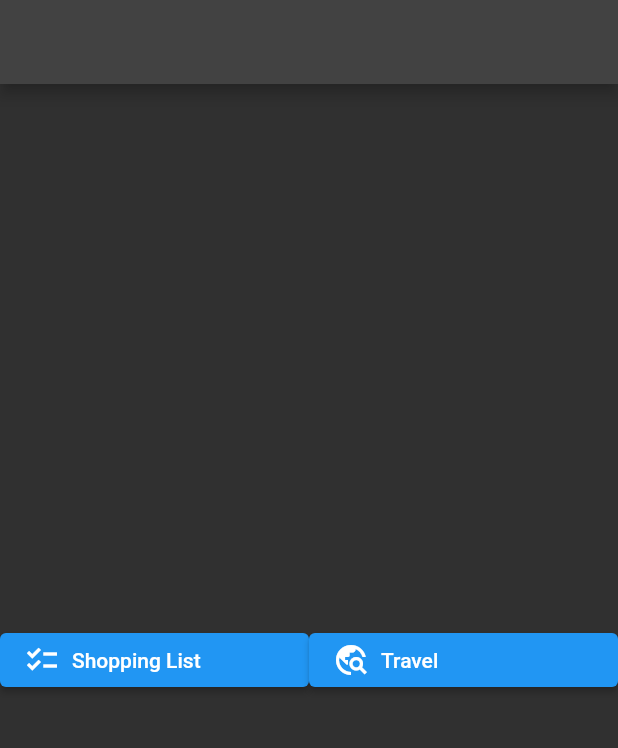
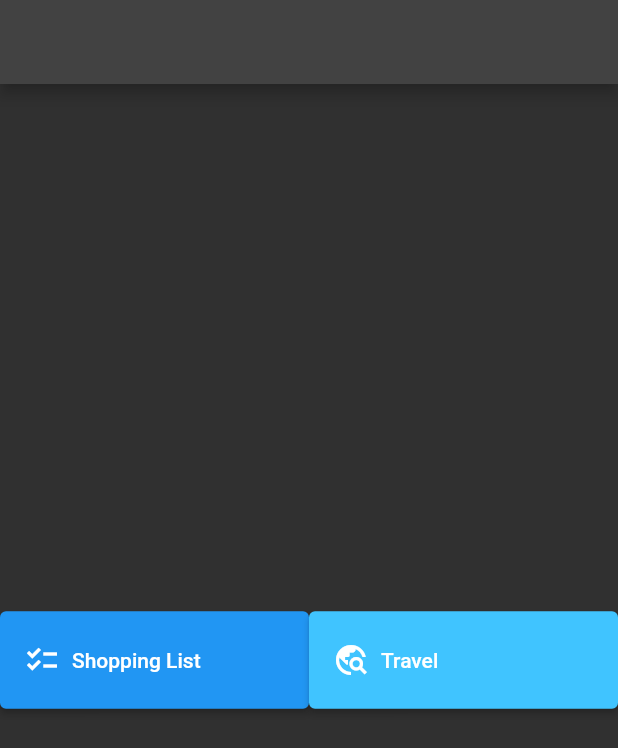
Before and after one commit to gulsenkeskin/layouts-demo, a Flutter app: the screen it shows after launch, on a phone screen of 412 x 824 dp. Shown: the top 748 px of the screen. Run offline on Flutter 3.47's test engine with Material 2 defaults, Android fonts, the phone set to English and light mode, and no system bars; Roboto replaces fonts that are missing (Georgia).

Commit message:
Update main.dart

```diff
--- a/lib/main.dart
+++ b/lib/main.dart
@@ -2,7 +2,6 @@ import 'package:flutter/cupertino.dart';
 import 'package:flutter/material.dart';
 import 'package:layouts_demo/screens/layout_demo.dart';
 import 'package:layouts_demo/screens/shopping_list.dart';
-
 
 void main() {
   runApp(const MaterialApp(
@@ -20,10 +19,7 @@ class MyApp extends StatefulWidget {
 class _MyAppState extends State<MyApp> {
   @override
   Widget build(BuildContext context) {
-    const appName = 'My Mix App';
-
     return MaterialApp(
-      title: appName,
         theme: ThemeData(
           brightness: Brightness.dark,
           primaryColor: Colors.lightBlue[800],
@@ -39,16 +35,14 @@ class _MyAppState extends State<MyApp> {
             title: Text(""),
           ),
           body: buildBody(context),
-      )
-    );
+        ));
   }
-
-
 
   buildBody(BuildContext context) {
     return Column(
       children: [
-        Expanded(child: Row(children: [
+        Expanded(
+            child: Row(children: [
           shoppingListButton(context),
           layoutDemoButton(context),
         ])),
@@ -61,10 +55,14 @@ class _MyAppState extends State<MyApp> {
       fit: FlexFit.tight,
       flex: 1,
       child: ElevatedButton(
+        style: ElevatedButton.styleFrom(
+            primary: Colors.blue, // background
+            onPrimary: Colors.white, // foreground
+            minimumSize: const Size(0, 65)),
         child: Row(
           children: <Widget>[
             Icon(
-              Icons.checklist  ,
+              Icons.checklist,
               color: Colors.white,
             ),
             SizedBox(
@@ -94,10 +92,15 @@ class _MyAppState extends State<MyApp> {
       fit: FlexFit.tight,
       flex: 1,
       child: ElevatedButton(
+        style: ElevatedButton.styleFrom(
+            primary: Colors.lightBlueAccent, // background
+            onPrimary: Colors.white, // foreground
+            minimumSize: const Size(0, 65)
+        ),
         child: Row(
           children: <Widget>[
             Icon(
-              Icons.travel_explore  ,
+              Icons.travel_explore,
               color: Colors.white,
             ),
             SizedBox(
@@ -108,13 +111,9 @@ class _MyAppState extends State<MyApp> {
         ),
         onPressed: () {
           Navigator.push(
-              context,
-              MaterialPageRoute(
-                  builder: (context) => Travel()));
+              context, MaterialPageRoute(builder: (context) => Travel()));
         },
       ),
     );
   }
-
-
 }
```
Lines whose indentation alone changed are shown as unchanged.
